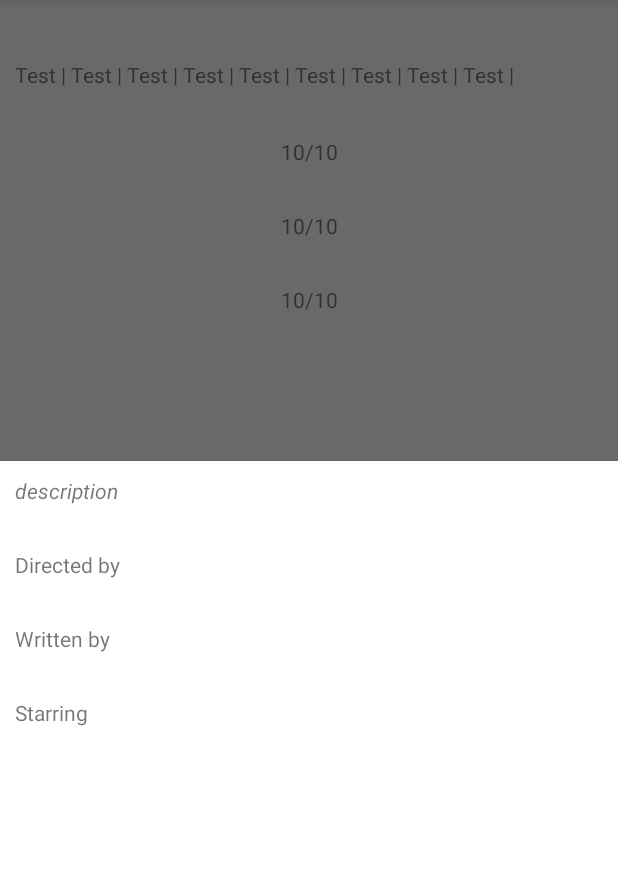
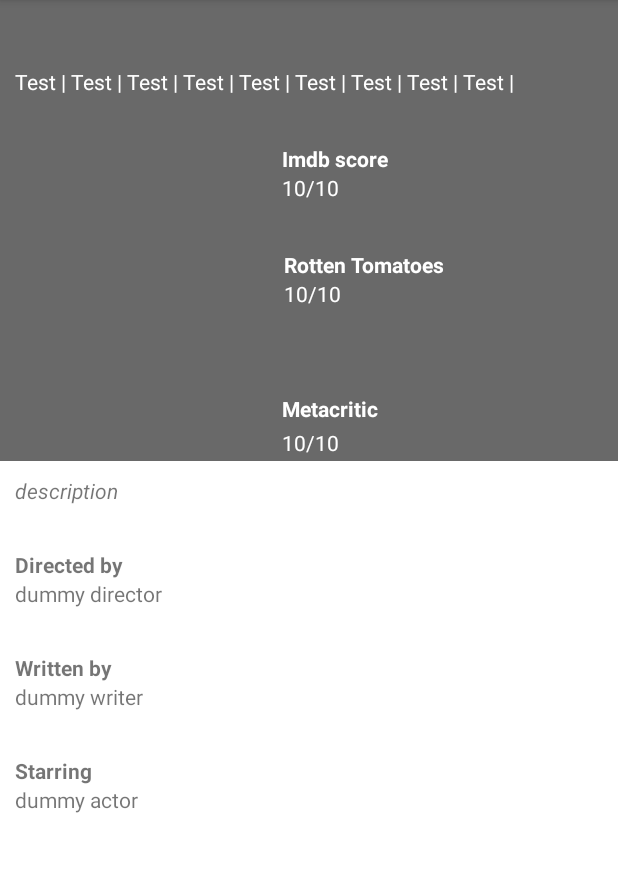
Before and after one commit to karadimou-mar/search_movie_app, an Android app: the DetailActivity screen opened directly, with no data from a screen before it, on a phone screen of 412 x 824 dp, the part 84-956 px from its top. Run offline under Robolectric (Android 15) with nearby library versions, the phone set to English and light mode, and no system bars; pictures from the network do not load.

Commit message:
Change detail layout

```diff
--- a/app/src/main/java/com/example/moviessearchengine/view/DetailActivity.kt
+++ b/app/src/main/java/com/example/moviessearchengine/view/DetailActivity.kt
@@ -1,5 +1,6 @@
 package com.example.moviessearchengine.view
 
+import android.graphics.Typeface
 import androidx.appcompat.app.AppCompatActivity
 import android.os.Bundle
 import android.util.Log
@@ -17,6 +18,7 @@ import retrofit2.Callback
 import retrofit2.Response
 
 //TODO: landscape layout
+//TODO: Parcelable?
 
 class DetailActivity : AppCompatActivity() {
 
@@ -61,6 +63,11 @@ class DetailActivity : AppCompatActivity() {
                 val resp: MovieDetail? = response.body()
                 Log.d("BOOM",""+resp)
                 textView_plot.text = resp?.plot
+                textView_directed.text = resp?.director
+                textView_written.text = resp?.writer
+                textView_starring.text = resp?.actor
+                textView_details.text =
+                    resp?.rated + getString(R.string.movie_detail) + resp?.runtime + getString(R.string.movie_detail) + resp?.genre + getString(R.string.movie_detail) + resp?.released
 
             }
 
--- a/app/src/main/res/layout/activity_detail.xml
+++ b/app/src/main/res/layout/activity_detail.xml
@@ -1,8 +1,8 @@
 <?xml version="1.0" encoding="utf-8"?>
 
-<ScrollView xmlns:android="http://schemas.android.com/apk/res/android"
+<androidx.core.widget.NestedScrollView
+    xmlns:android="http://schemas.android.com/apk/res/android"
     xmlns:app="http://schemas.android.com/apk/res-auto"
-    xmlns:tools="http://schemas.android.com/tools"
     android:layout_width="match_parent"
     android:layout_height="match_parent"
     android:fillViewport="true">
@@ -47,6 +47,9 @@
                 android:layout_marginTop="15dp"
                 android:layout_marginEnd="10dp"
                 android:text="@string/starwars_starwars_starwars_starwars_starwars_starwars"
+                android:textColor="@color/white"
+                android:textSize="17dp"
+                android:textStyle="bold"
                 app:layout_constraintStart_toStartOf="parent"
                 app:layout_constraintTop_toTopOf="parent" />
 
@@ -59,6 +62,7 @@
                 android:layout_marginTop="5dp"
                 android:layout_marginEnd="10dp"
                 android:text="@string/test_test_test_test_test_test_test_test_test"
+                android:textColor="@color/white"
                 app:layout_constraintStart_toStartOf="parent"
                 app:layout_constraintTop_toBottomOf="@+id/textView_title" />
 
@@ -75,35 +79,78 @@
                 app:layout_constraintVertical_bias="1" />
 
             <TextView
-                android:id="@+id/textView_imdb"
+                android:id="@+id/textView"
                 android:layout_width="wrap_content"
                 android:layout_height="wrap_content"
                 android:layout_below="@id/textView_details"
                 android:layout_marginTop="32dp"
-                android:text="@string/_10_10"
+                android:text="@string/imdb_score"
+                android:textColor="@color/white"
+                android:textStyle="bold"
                 app:layout_constraintEnd_toEndOf="parent"
-                app:layout_constraintHorizontal_bias="0.501"
+                app:layout_constraintHorizontal_bias="0.55"
                 app:layout_constraintStart_toStartOf="parent"
                 app:layout_constraintTop_toBottomOf="@+id/textView_details" />
+
+            <TextView
+                android:id="@+id/textView_imdb"
+                android:layout_width="wrap_content"
+                android:layout_height="wrap_content"
+                android:layout_below="@id/textView"
+                android:text="@string/_10_10"
+                android:textColor="@color/white"
+                app:layout_constraintStart_toStartOf="@+id/textView"
+                app:layout_constraintTop_toBottomOf="@+id/textView" />
+
+            <TextView
+                android:id="@+id/textView2"
+                android:layout_width="wrap_content"
+                android:layout_height="wrap_content"
+                android:layout_below="@id/textView_imdb"
+                android:layout_marginTop="32dp"
+                android:text="@string/rotten_tomatoes"
+                android:textColor="@color/white"
+                android:textStyle="bold"
+                app:layout_constraintEnd_toEndOf="parent"
+                app:layout_constraintHorizontal_bias="0.621"
+                app:layout_constraintStart_toStartOf="parent"
+                app:layout_constraintTop_toBottomOf="@+id/textView_imdb" />
 
             <TextView
                 android:id="@+id/textView_rt"
                 android:layout_width="wrap_content"
                 android:layout_height="wrap_content"
-                android:layout_below="@id/textView_imdb"
-                android:layout_marginTop="30dp"
+                android:layout_below="@id/textView2"
                 android:text="@string/_10_10"
-                app:layout_constraintStart_toStartOf="@+id/textView_imdb"
-                app:layout_constraintTop_toBottomOf="@+id/textView_imdb" />
+                android:textColor="@color/white"
+                app:layout_constraintStart_toStartOf="@+id/textView2"
+                app:layout_constraintTop_toBottomOf="@+id/textView2" />
+
+            <TextView
+                android:id="@+id/textView3"
+                android:layout_width="wrap_content"
+                android:layout_height="wrap_content"
+                android:layout_below="@id/textView_rt"
+                android:layout_marginTop="32dp"
+                android:text="@string/metacritic"
+                android:textColor="@color/white"
+                android:textStyle="bold"
+                app:layout_constraintBottom_toBottomOf="parent"
+                app:layout_constraintEnd_toEndOf="parent"
+                app:layout_constraintHorizontal_bias="0.54"
+                app:layout_constraintStart_toStartOf="parent"
+                app:layout_constraintTop_toBottomOf="@+id/textView_rt" />
 
             <TextView
                 android:id="@+id/textView_mc"
                 android:layout_width="wrap_content"
                 android:layout_height="wrap_content"
-                android:layout_marginTop="30dp"
+                android:layout_below="@id/textView_details"
                 android:text="@string/_10_10"
-                app:layout_constraintStart_toStartOf="@+id/textView_rt"
-                app:layout_constraintTop_toBottomOf="@+id/textView_rt" />
+                android:textColor="@color/white"
+                app:layout_constraintBottom_toBottomOf="@id/layout"
+                app:layout_constraintStart_toStartOf="@+id/textView3"
+                app:layout_constraintTop_toBottomOf="@+id/textView3" />
 
         </androidx.constraintlayout.widget.ConstraintLayout>
 
@@ -133,41 +180,76 @@
                 app:layout_constraintTop_toTopOf="parent" />
 
             <TextView
+                android:id="@+id/textView4"
+                android:layout_width="match_parent"
+                android:layout_height="wrap_content"
+                android:layout_marginStart="10dp"
+                android:layout_marginTop="30dp"
+                android:layout_marginEnd="10dp"
+                android:text="@string/directed_by"
+                android:textStyle="bold"
+                app:layout_constraintStart_toStartOf="@+id/textView_plot"
+                app:layout_constraintTop_toBottomOf="@+id/textView_plot" />
+
+            <TextView
                 android:id="@+id/textView_directed"
                 android:layout_width="match_parent"
                 android:layout_height="wrap_content"
+                android:layout_marginStart="10dp"
+                android:text="@string/dummy_director"
+                android:layout_marginEnd="10dp"
+                app:layout_constraintStart_toStartOf="@+id/textView4"
+                app:layout_constraintTop_toBottomOf="@+id/textView4" />
+
+            <TextView
+                android:id="@+id/textView5"
+                android:layout_width="match_parent"
+                android:layout_height="wrap_content"
+                android:layout_marginStart="10dp"
                 android:layout_marginTop="30dp"
-                android:layout_marginStart="10dp"
                 android:layout_marginEnd="10dp"
-                android:text="@string/directed_by"
-                app:layout_constraintStart_toStartOf="@+id/textView_plot"
-                app:layout_constraintTop_toBottomOf="@+id/textView_plot" />
+                android:text="@string/written_by"
+                android:textStyle="bold"
+                app:layout_constraintStart_toStartOf="@+id/textView_directed"
+                app:layout_constraintTop_toBottomOf="@+id/textView_directed" />
 
             <TextView
                 android:id="@+id/textView_written"
                 android:layout_width="match_parent"
                 android:layout_height="wrap_content"
+                android:layout_marginStart="10dp"
+                android:text="@string/dummy_writer"
+                android:layout_marginEnd="10dp"
+                app:layout_constraintStart_toStartOf="@+id/textView5"
+                app:layout_constraintTop_toBottomOf="@+id/textView5" />
+
+
+            <TextView
+                android:id="@+id/textView6"
+                android:layout_width="match_parent"
+                android:layout_height="wrap_content"
+                android:layout_marginStart="10dp"
                 android:layout_marginTop="30dp"
-                android:layout_marginStart="10dp"
                 android:layout_marginEnd="10dp"
-                android:text="@string/written_by"
-                app:layout_constraintStart_toStartOf="@+id/textView_directed"
-                app:layout_constraintTop_toBottomOf="@+id/textView_directed" />
-
+                android:text="@string/starring"
+                android:textStyle="bold"
+                app:layout_constraintStart_toStartOf="@+id/textView_written"
+                app:layout_constraintTop_toBottomOf="@+id/textView_written" />
 
             <TextView
                 android:id="@+id/textView_starring"
                 android:layout_width="match_parent"
                 android:layout_height="wrap_content"
-                android:layout_marginTop="30dp"
                 android:layout_marginStart="10dp"
+                android:text="@string/dummy_actor"
                 android:layout_marginEnd="10dp"
-                android:text="@string/starring"
-                app:layout_constraintStart_toStartOf="@+id/textView_written"
-                app:layout_constraintTop_toBottomOf="@+id/textView_written" />
+                app:layout_constraintStart_toStartOf="@+id/textView6"
+                app:layout_constraintTop_toBottomOf="@+id/textView6" />
+
+
 
         </androidx.constraintlayout.widget.ConstraintLayout>
 
     </androidx.constraintlayout.widget.ConstraintLayout>
 
-</ScrollView>
+</androidx.core.widget.NestedScrollView>
--- a/app/src/main/res/values/strings.xml
+++ b/app/src/main/res/values/strings.xml
@@ -2,7 +2,7 @@
     <string name="app_name">OMDB viewer</string>
     <string name="search">Search</string>
     <string name="imdb_score">Imdb score</string>
-    <string name="starwars_starwars_starwars_starwars_starwars_starwars">StarWars StarWars StarWars StarWars StarWars StarWars</string>
+    <string name="starwars_starwars_starwars_starwars_starwars_starwars">StarWars StarWars StarWars</string>
     <string name="test_test_test_test_test_test_test_test_test">Test | Test | Test | Test | Test | Test | Test | Test | Test |</string>
     <string name="_10_10">10/10</string>
     <string name="rotten_tomatoes">Rotten Tomatoes</string>
@@ -12,4 +12,8 @@
     <string name="directed_by">Directed by</string>
     <string name="written_by">Written by</string>
     <string name="starring">Starring</string>
+    <string name="dummy_director">dummy director</string>
+    <string name="dummy_writer">dummy writer</string>
+    <string name="dummy_actor">dummy actor</string>
+    <string name="movie_detail">|</string>
 </resources>
```
